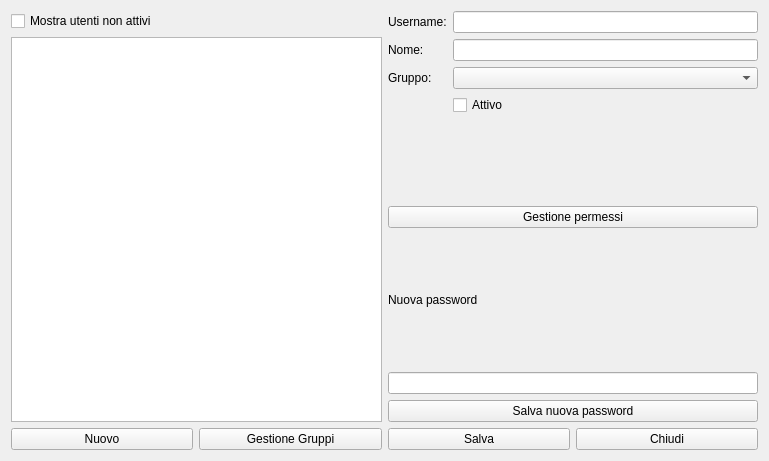
Old version of the form hgestioneutenti.ui in the repository fblabs/hamlet-mod-sancon.
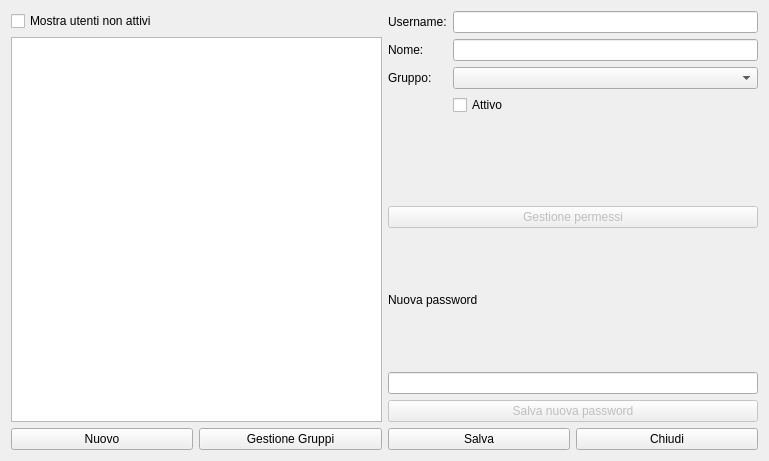
New version of the form. Icons and pictures are not drawn.

```diff
--- a/hgestioneutenti.ui
+++ b/hgestioneutenti.ui
@@ -84,6 +84,9 @@
          </item>
          <item>
           <widget class="QPushButton" name="pbUserPermissions">
+           <property name="enabled">
+            <bool>false</bool>
+           </property>
            <property name="text">
             <string>Gestione permessi</string>
            </property>
@@ -113,6 +116,9 @@
            </item>
            <item>
             <widget class="QPushButton" name="pbNuovaPassword">
+             <property name="enabled">
+              <bool>false</bool>
+             </property>
              <property name="text">
               <string>Salva nuova password</string>
              </property>
```
